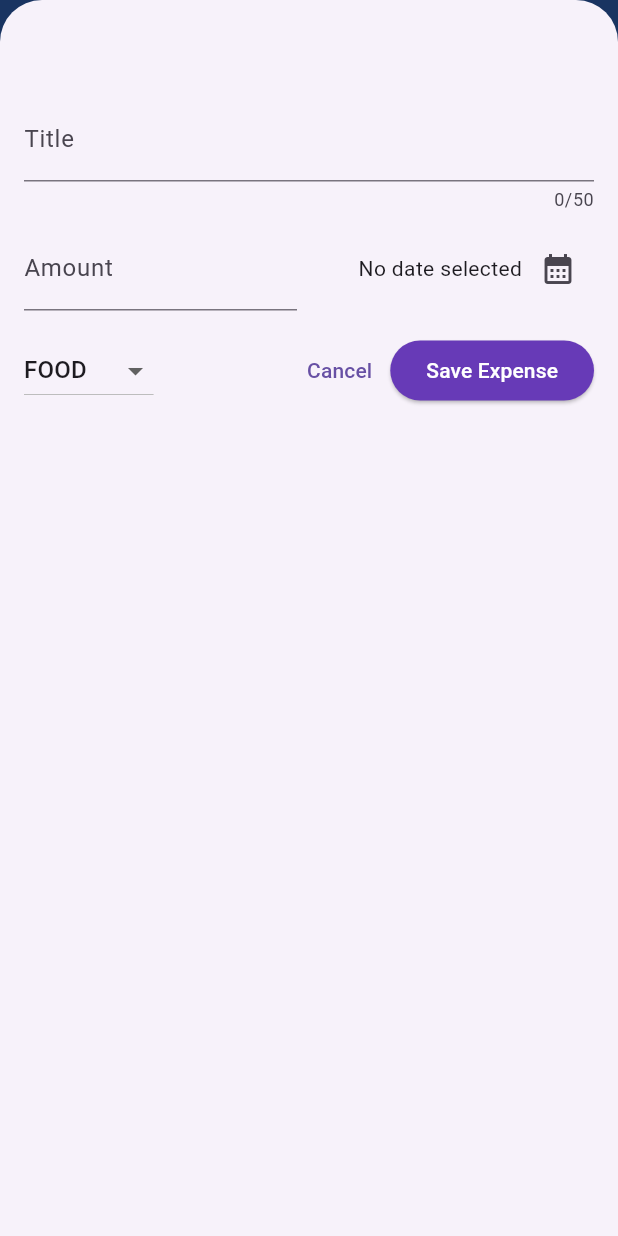
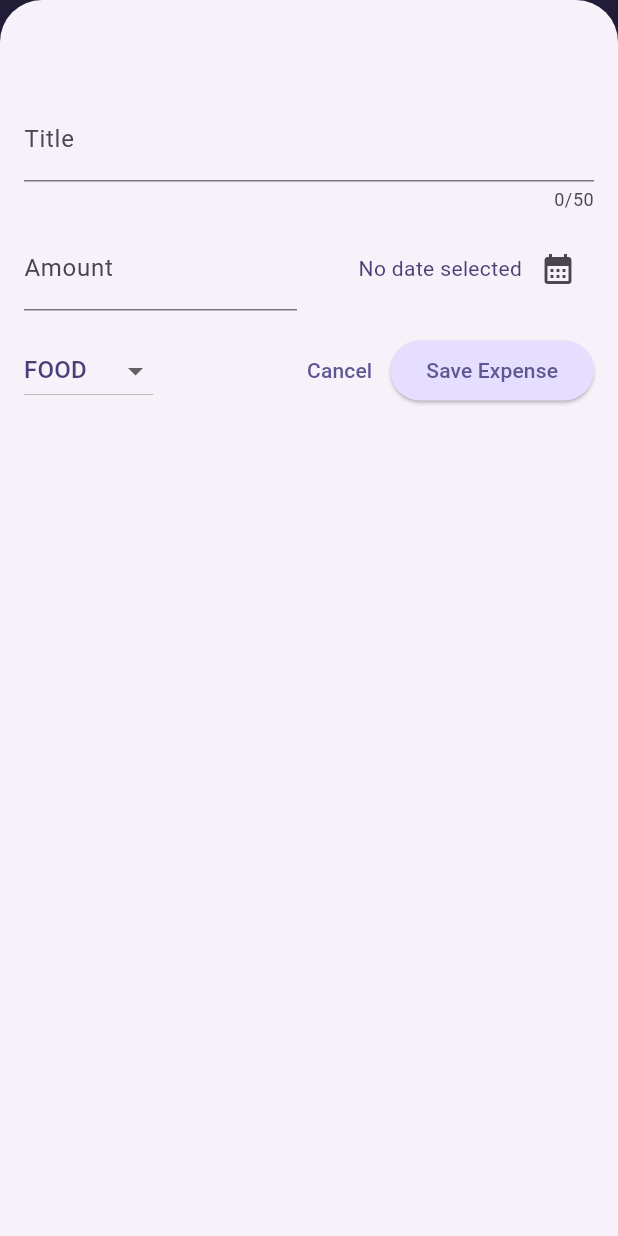
Before and after one commit to Eka051/expense_tracker, a Flutter app: the screen it shows after launch, after a tap on the "add" icon, on a phone screen of 412 x 824 dp. Run offline on Flutter 3.47's test engine with Material 3 defaults, Android fonts, the phone set to English and light mode, and no system bars.

Commit message:
refactor: update app theme with new color scheme

```diff
--- a/lib/expenses.dart
+++ b/lib/expenses.dart
@@ -88,8 +88,6 @@ class _ExpensesState extends State<Expenses> {
 
     return Scaffold(
       appBar: AppBar(
-        backgroundColor: const Color.fromARGB(255, 55, 113, 212),
-        foregroundColor: Colors.white,
         title: const Text('Expenses Tracker'),
         actions: [
           IconButton(
--- a/lib/main.dart
+++ b/lib/main.dart
@@ -1,10 +1,32 @@
 import 'package:expense_tracker/expenses.dart';
 import 'package:flutter/material.dart';
+
+var kColorScheme =
+    ColorScheme.fromSeed(seedColor: const Color.fromARGB(255, 102, 68, 255));
 
 void main() {
   runApp(MaterialApp(
     home: Expenses(),
-    theme: ThemeData(useMaterial3: true),
+    theme: ThemeData().copyWith(
+      colorScheme: kColorScheme,
+      appBarTheme: const AppBarTheme().copyWith(
+        backgroundColor: kColorScheme.onPrimaryContainer,
+        foregroundColor: kColorScheme.primaryContainer,
+      ),
+      cardTheme: const CardTheme().copyWith(
+        color: kColorScheme.secondaryContainer,
+        margin: EdgeInsets.symmetric(horizontal: 10, vertical: 8),
+      ),
+      elevatedButtonTheme: ElevatedButtonThemeData(
+        style: ElevatedButton.styleFrom(
+          backgroundColor: kColorScheme.primaryContainer,
+        ),
+      ),
+      textTheme: ThemeData().textTheme.apply(
+            bodyColor: kColorScheme.onPrimaryContainer,
+            displayColor: kColorScheme.onPrimaryContainer,
+          ),
+    ),
     debugShowCheckedModeBanner: false,
   ));
 }
--- a/lib/new_expense.dart
+++ b/lib/new_expense.dart
@@ -178,10 +178,10 @@ class _NewExpenseState extends State<NewExpense> {
               ),
               ElevatedButton(
                 onPressed: _submitExpenseData,
-                style: ElevatedButton.styleFrom(
-                  backgroundColor: Colors.deepPurple,
-                  foregroundColor: Colors.white,
-                ),
+                // style: ElevatedButton.styleFrom(
+                //   backgroundColor: Colors.deepPurple,
+                //   foregroundColor: Colors.white,
+                // ),
                 child: const Text('Save Expense'),
               ),
             ],
```
